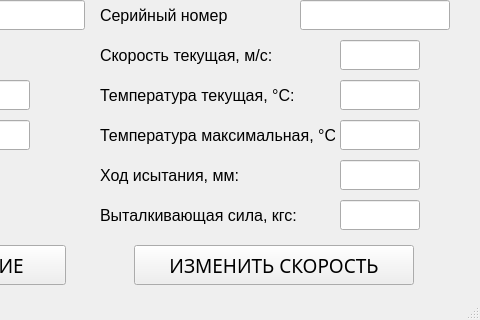
This is ui/mainui.ui in Skorikof/SPG-023MK as Qt 5 draws it before an edit; both pictures show x 780 to 1260 and y 610 to 930 of the 1260 by 930 pixel window. The edited form follows.
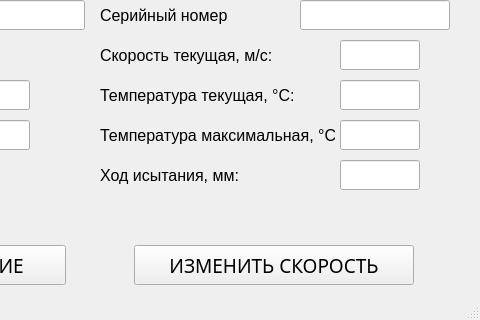
This is the edited form. The open tabs and pages were chosen to show the change. Custom widgets are drawn as their Qt base class.

```diff
--- a/ui/mainui.ui
+++ b/ui/mainui.ui
@@ -2865,74 +2865,6 @@
               <bool>true</bool>
              </property>
             </widget>
-            <widget class="QLabel" name="lbl_18">
-             <property name="geometry">
-              <rect>
-               <x>640</x>
-               <y>210</y>
-               <width>216</width>
-               <height>30</height>
-              </rect>
-             </property>
-             <property name="minimumSize">
-              <size>
-               <width>0</width>
-               <height>30</height>
-              </size>
-             </property>
-             <property name="maximumSize">
-              <size>
-               <width>16777215</width>
-               <height>30</height>
-              </size>
-             </property>
-             <property name="font">
-              <font>
-               <family>Arial</family>
-               <pointsize>12</pointsize>
-              </font>
-             </property>
-             <property name="text">
-              <string>Выталкивающая сила, кгс:</string>
-             </property>
-            </widget>
-            <widget class="QLineEdit" name="lab_push_force_le">
-             <property name="geometry">
-              <rect>
-               <x>880</x>
-               <y>210</y>
-               <width>80</width>
-               <height>30</height>
-              </rect>
-             </property>
-             <property name="minimumSize">
-              <size>
-               <width>80</width>
-               <height>30</height>
-              </size>
-             </property>
-             <property name="maximumSize">
-              <size>
-               <width>80</width>
-               <height>30</height>
-              </size>
-             </property>
-             <property name="font">
-              <font>
-               <family>Arial</family>
-               <pointsize>14</pointsize>
-              </font>
-             </property>
-             <property name="text">
-              <string/>
-             </property>
-             <property name="alignment">
-              <set>Qt::AlignCenter</set>
-             </property>
-             <property name="readOnly">
-              <bool>true</bool>
-             </property>
-            </widget>
             <widget class="QLabel" name="lbl_25">
              <property name="geometry">
               <rect>
```
Left out of the diff: 2 changed lines with no effect on the pictures.
